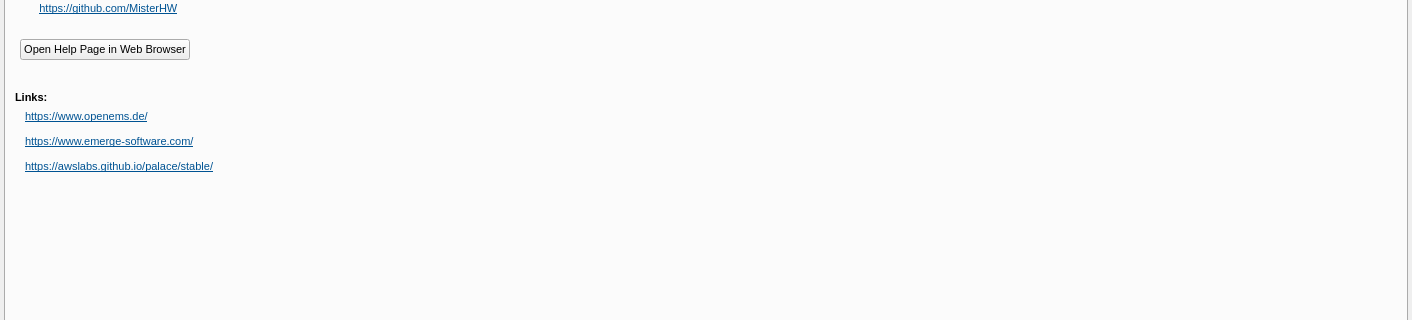
Old version of the form ui/dialog_OpenEMS_Simulation_Creator.ui in the repository LubomirJagos42/FreeCAD-OpenEMS-Export; both pictures show x 0 to 1412 and y 119 to 439 of the 1412 by 757 pixel window.
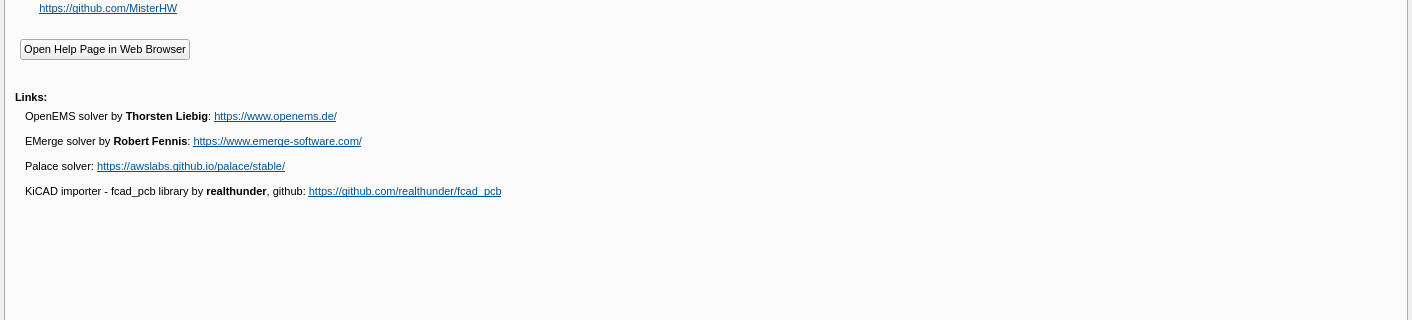
New version of the form. The open tabs and pages were chosen to show the change.

Commit message: additional changes sitting on my pc which repair errors for mesh script lines generate for fem

Diff of the .ui file:
```diff
--- a/ui/dialog_OpenEMS_Simulation_Creator.ui
+++ b/ui/dialog_OpenEMS_Simulation_Creator.ui
@@ -10637,9 +10637,10 @@
 li.unchecked::marker { content: &quot;\2610&quot;; }
 li.checked::marker { content: &quot;\2612&quot;; }
 &lt;/style&gt;&lt;/head&gt;&lt;body style=&quot; font-family:'Segoe UI'; font-size:8pt; font-weight:400; font-style:normal;&quot;&gt;
-&lt;p style=&quot; margin-top:12px; margin-bottom:12px; margin-left:10px; margin-right:0px; -qt-block-indent:0; text-indent:0px;&quot;&gt;&lt;a href=&quot;https://www.openems.de/&quot;&gt;&lt;span style=&quot; text-decoration: underline; color:#005393;&quot;&gt;https://www.openems.de/&lt;/span&gt;&lt;/a&gt;&lt;/p&gt;
-&lt;p style=&quot; margin-top:12px; margin-bottom:12px; margin-left:10px; margin-right:0px; -qt-block-indent:0; text-indent:0px;&quot;&gt;&lt;a href=&quot;https://www.emerge-software.com/&quot;&gt;&lt;span style=&quot; text-decoration: underline; color:#005393;&quot;&gt;https://www.emerge-software.com/&lt;/span&gt;&lt;/a&gt;&lt;/p&gt;
-&lt;p style=&quot; margin-top:12px; margin-bottom:12px; margin-left:10px; margin-right:0px; -qt-block-indent:0; text-indent:0px;&quot;&gt;&lt;a href=&quot;https://awslabs.github.io/palace/stable/&quot;&gt;&lt;span style=&quot; text-decoration: underline; color:#005393;&quot;&gt;https://awslabs.github.io/palace/stable/&lt;/span&gt;&lt;/a&gt;&lt;/p&gt;
+&lt;p style=&quot; margin-top:12px; margin-bottom:12px; margin-left:10px; margin-right:0px; -qt-block-indent:0; text-indent:0px;&quot;&gt;&lt;span&gt;OpenEMS solver by &lt;b&gt;Thorsten Liebig&lt;/b&gt;: &lt;a style=&quot; text-decoration: underline; color:#005393;&quot; href=&quot;https://www.openems.de/&quot;&gt;https://www.openems.de/&lt;/span&gt;&lt;/a&gt;&lt;/p&gt;
+&lt;p style=&quot; margin-top:12px; margin-bottom:12px; margin-left:10px; margin-right:0px; -qt-block-indent:0; text-indent:0px;&quot;&gt;&lt;span&gt;EMerge solver by &lt;b&gt;Robert Fennis&lt;/b&gt;: &lt;a style=&quot; text-decoration: underline; color:#005393;&quot; href=&quot;https://www.emerge-software.com/&quot;&gt;https://www.emerge-software.com/&lt;/span&gt;&lt;/a&gt;&lt;/p&gt;
+&lt;p style=&quot; margin-top:12px; margin-bottom:12px; margin-left:10px; margin-right:0px; -qt-block-indent:0; text-indent:0px;&quot;&gt;&lt;span&gt;Palace solver: &lt;a style=&quot; text-decoration: underline; color:#005393;&quot; href=&quot;https://awslabs.github.io/palace/stable/&quot;&gt;https://awslabs.github.io/palace/stable/&lt;/span&gt;&lt;/a&gt;&lt;/p&gt;
+&lt;p style=&quot; margin-top:12px; margin-bottom:12px; margin-left:10px; margin-right:0px; -qt-block-indent:0; text-indent:0px;&quot;&gt;&lt;span&gt;KiCAD importer - fcad_pcb library by &lt;b&gt;realthunder&lt;/b&gt;, github: &lt;a style=&quot; text-decoration: underline; color:#005393;&quot; href=&quot;https://github.com/realthunder/fcad_pcb&quot;&gt;https://github.com/realthunder/fcad_pcb&lt;/span&gt;&lt;/a&gt;&lt;/p&gt;
 &lt;p style=&quot; margin-top:12px; margin-bottom:12px; margin-left:0px; margin-right:0px; -qt-block-indent:0; text-indent:0px;&quot;&gt;&lt;br /&gt;&lt;/p&gt;&lt;/body&gt;&lt;/html&gt;</string>
              </property>
             </widget>
```
The commit also changes 1 other file.
